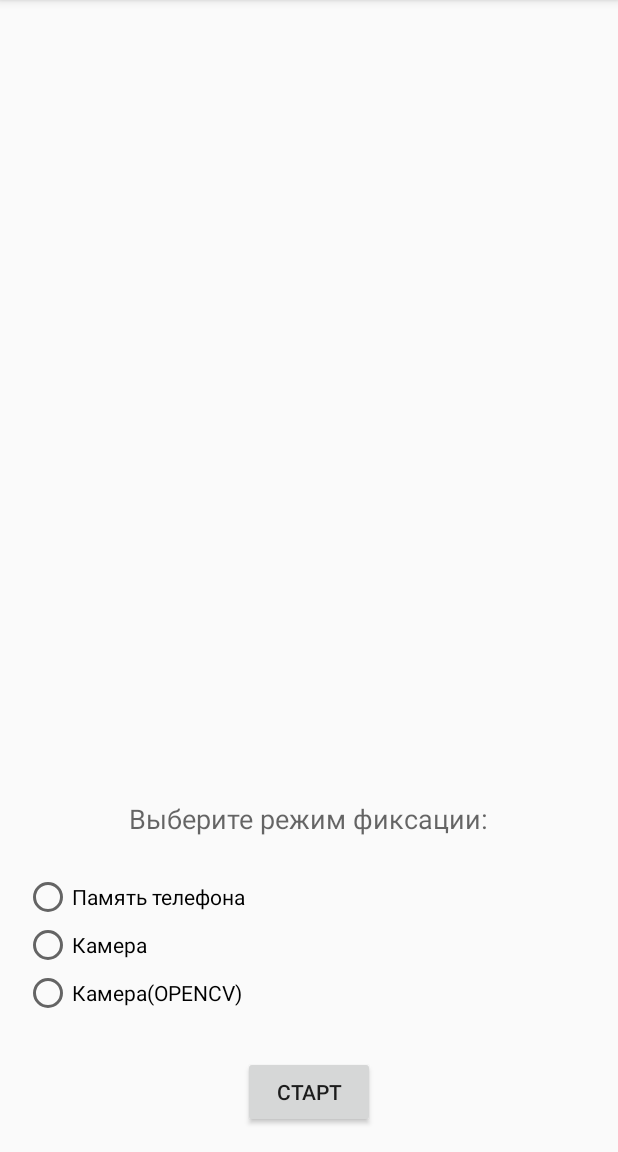
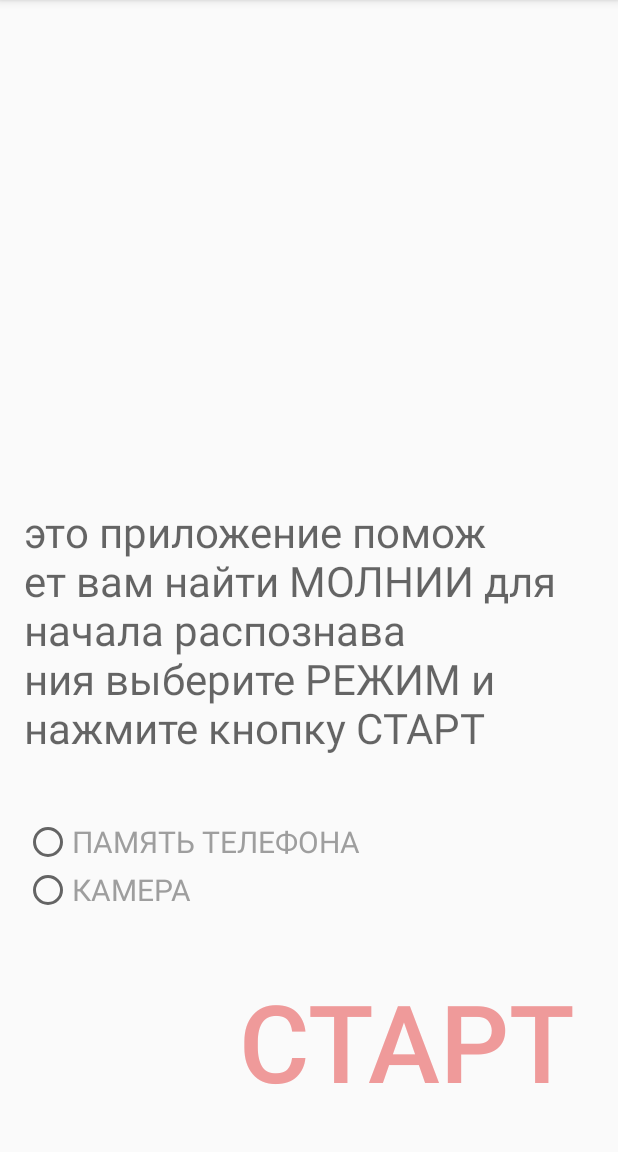
Before and after one commit to destroyer25t/lightningshower, an Android app: the screen it shows after launch (MainActivity), on a phone screen of 412 x 824 dp, the part 84-1236 px from its top. Run offline under Robolectric (Android 15) with nearby library versions, the phone set to English and light mode, and no system bars.

Commit message:
-Дизайн начального активити

```diff
--- a/app/src/main/java/com/example/dogan/ligntningshower/MainActivity.java
+++ b/app/src/main/java/com/example/dogan/ligntningshower/MainActivity.java
@@ -30,7 +30,6 @@ public class MainActivity extends AppCompatActivity {
     protected void onCreate(Bundle savedInstanceState) {
         super.onCreate(savedInstanceState);
         setContentView(R.layout.activity_main);
-        ImageView mImageView = (ImageView) findViewById(R.id.testImageView);
     }
 
     //Активация и показ меню
--- a/app/src/main/res/layout/activity_main.xml
+++ b/app/src/main/res/layout/activity_main.xml
@@ -10,51 +10,76 @@
     tools:context="com.example.dogan.ligntningshower.MainActivity">
 
 
+    android:orientation="vertical"
+        android:layout_width="match_parent"
+    android:layout_height="match_parent"
+    android:layout_alignParentTop="true"
+    android:layout_centerHorizontal="true">
+
     <TextView
-        android:layout_width="wrap_content"
-        android:layout_height="wrap_content"
+            android:layout_width="wrap_content"
+            android:layout_height="wrap_content"
         android:textAppearance="?android:attr/textAppearanceMedium"
-        android:text="Выберите режим фиксации:"
+        android:text="@string/welcome_text"
         android:id="@+id/textView"
+        android:textSize="28dp"
         android:layout_above="@+id/radioGroup"
-        android:layout_centerHorizontal="true"
-        android:layout_marginBottom="24dp" />
+        android:layout_alignParentEnd="true"
+        android:layout_marginBottom="26dp" />
 
     <RadioGroup
         android:layout_width="match_parent"
-        android:layout_height="wrap_content"
+            android:layout_height="wrap_content"
         android:id="@+id/radioGroup"
+        android:layout_marginBottom="26dp"
         android:layout_above="@+id/butStart"
-        android:layout_alignParentStart="true"
-        android:layout_marginBottom="26dp">
-        <RadioButton android:id="@+id/radButFromPhone"
+        android:layout_alignParentEnd="true">
+
+        <RadioButton
+            android:id="@+id/radButFromPhone"
             android:layout_width="wrap_content"
             android:layout_height="wrap_content"
-            android:text="@string/fromPhone" />
-        <RadioButton android:id="@+id/radButFromCamera"
+            android:text="@string/fromPhone"
+            android:layout_below="@+id/textView"
+            android:layout_alignStart="@+id/radButLiveCamera"
+            android:layout_marginTop="15dp"
+            android:textSize="20dp"
+            android:textAppearance="?android:attr/textAppearanceMedium"
+            android:textColor="#9e9e9e" />
+
+        <!--  <RadioButton android:id="@+id/radButLiveCamera"
+              android:layout_width="wrap_content"
+              android:layout_height="wrap_content"
+              android:text="@string/fromOPENCV"
+              android:layout_below="@+id/radButFromPhone"
+              android:layout_centerHorizontal="true"
+              android:checked="false" /> -->
+
+        <RadioButton
+            android:id="@+id/radButFromCamera"
             android:layout_width="wrap_content"
             android:layout_height="wrap_content"
-            android:text="@string/fromCamera" />
-        <RadioButton android:id="@+id/radButLiveCamera"
-            android:layout_width="wrap_content"
-            android:layout_height="wrap_content"
-            android:text="@string/fromOPENCV" />
+            android:text="@string/fromCamera"
+            android:layout_below="@+id/radButLiveCamera"
+            android:layout_centerHorizontal="true"
+            android:textSize="20dp"
+            android:textAppearance="?android:attr/textAppearanceMedium"
+            android:textColor="#9e9e9e" />
+
     </RadioGroup>
+
 
     <Button
         android:layout_width="wrap_content"
         android:layout_height="wrap_content"
         android:text="СТАРТ"
+        android:textSize="72dp"
         android:id="@+id/butStart"
+        style="@style/Widget.AppCompat.Button.Borderless.Colored"
+        android:textColor="#ef9a9a"
+        android:onClick="onClickbutStart"
         android:layout_alignParentBottom="true"
-        android:layout_centerHorizontal="true"
-        android:onClick="onClickbutStart" />
+        android:layout_alignEnd="@+id/radioGroup" />
 
-    <ImageView
-        android:layout_width="wrap_content"
-        android:layout_height="wrap_content"
-        android:id="@+id/testImageView"
-        android:layout_centerVertical="true"
-        android:layout_alignEnd="@+id/textView" />
 
 </RelativeLayout>
--- a/app/src/main/res/values/strings.xml
+++ b/app/src/main/res/values/strings.xml
@@ -5,8 +5,8 @@
     <string name="dummy_button">Dummy Button</string>
     <string name="dummy_content">DUMMY\nCONTENT</string>
     <string name="choose_method_ru">Выберите источник:</string>
-    <string name="fromCamera">Камера</string>
-    <string name="fromPhone">Память телефона</string>
+    <string name="fromCamera">КАМЕРА</string>
+    <string name="fromPhone">ПАМЯТЬ ТЕЛЕФОНА</string>
     <string name="fromOPENCV">Камера(OPENCV)</string>
 
     <string name="action_settings">Настройки</string>
@@ -17,4 +17,5 @@
     <string name="setting_issavesourcevideo">Сохранять исходное видео</string>
     <string name="title_activity_opencv_camera_activity">opencv_camera_activity</string>
     <string name="tresholdOfRecName">Ошибка распознавания</string>
+    <string name="welcome_text">это приложение помож\nет вам найти МОЛНИИ для начала распознава\nния выберите РЕЖИМ и нажмите кнопку СТАРТ</string>
 </resources>
```
